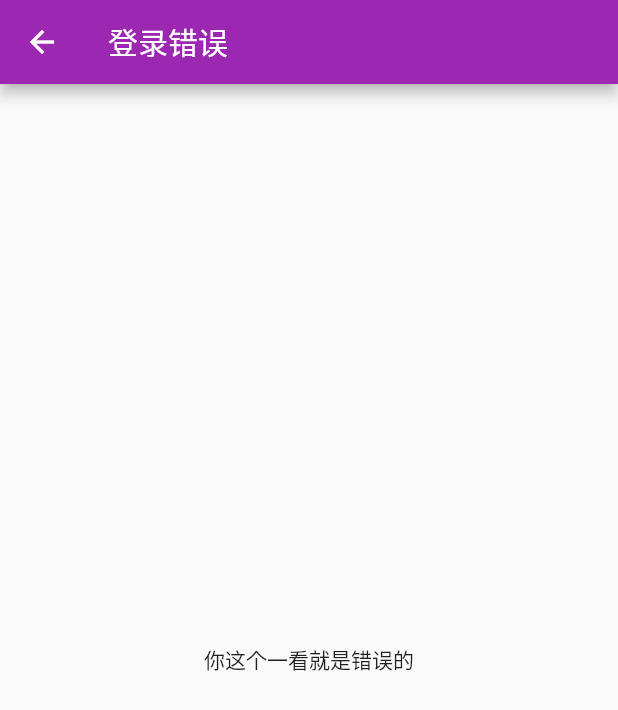
After one commit to liupengzhouyi/liupeng_weather_flutter, a Flutter app: the ErrorPage screen opened directly, on a phone screen of 412 x 824 dp. The commit adds this screen. Shown: the top 710 px of the screen. Run offline on Flutter 3.47's test engine with Material 2 defaults, Android fonts, the phone set to English and light mode, and no system bars; our stand-ins replace flutter_redux, redux.

Commit message:
2919-07-29.3 升级登录.错误页面

```diff
--- /dev/null
+++ b/lib/login/errorPage.dart
@@ -0,0 +1,20 @@
+
+import 'package:flutter/material.dart';
+
+void main() {
+  runApp(new MaterialApp(home: new ErrorPage(),));
+}
+
+class ErrorPage extends StatelessWidget {
+  @override
+  Widget build(BuildContext context) {
+    return Scaffold(
+      appBar: new AppBar(
+        title: new Text('登录错误'),
+      ),
+      body: new Center(
+        child: new Text('你这个一看就是错误的'),
+      ),
+    );
+  }
+}
--- a/lib/login/index.dart
+++ b/lib/login/index.dart
@@ -1,4 +1,5 @@
 import 'package:flutter/material.dart';
+import 'package:liupeng_weather_flutter/login/errorPage.dart';
 
 import 'package:liupeng_weather_flutter/login/flutterStudio.dart';
 
@@ -106,7 +107,11 @@ class _LiupengLogin extends State<LiupengLogin> {
                       if (this._textEditingControllerInputUserID.text == "liupeng") {
                         if (this._textEditingControllerInputUserPassword.text == "123456") {
                           Navigator.of(context).push(new MaterialPageRoute(builder: (context) => new MyApp()));
+                        } else {
+                          Navigator.of(context).push(new MaterialPageRoute(builder: (context) => new ErrorPage()));
                         }
+                      } else {
+                        Navigator.of(context).push(new MaterialPageRoute(builder: (context) => new ErrorPage()));
                       }
                     },
                   ),
```
Also changed, not shown: lib/getWebInformation/fristPage.dart (+1 -8 lines).
